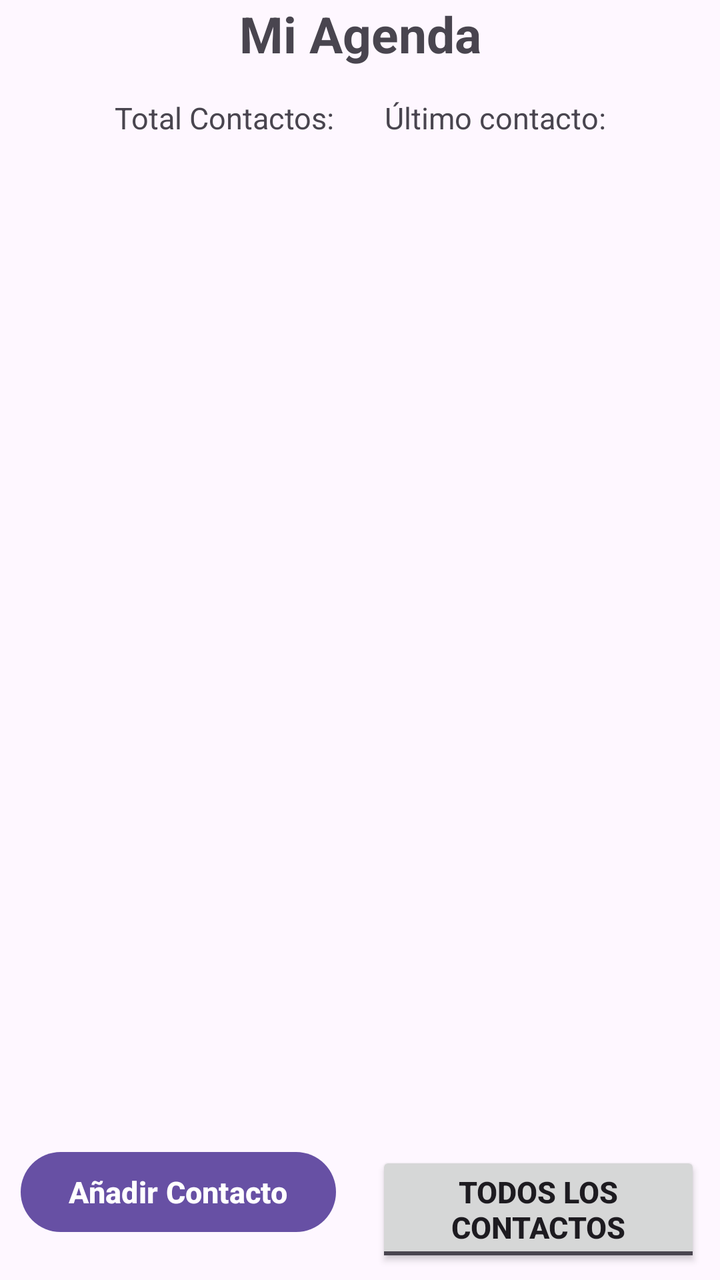
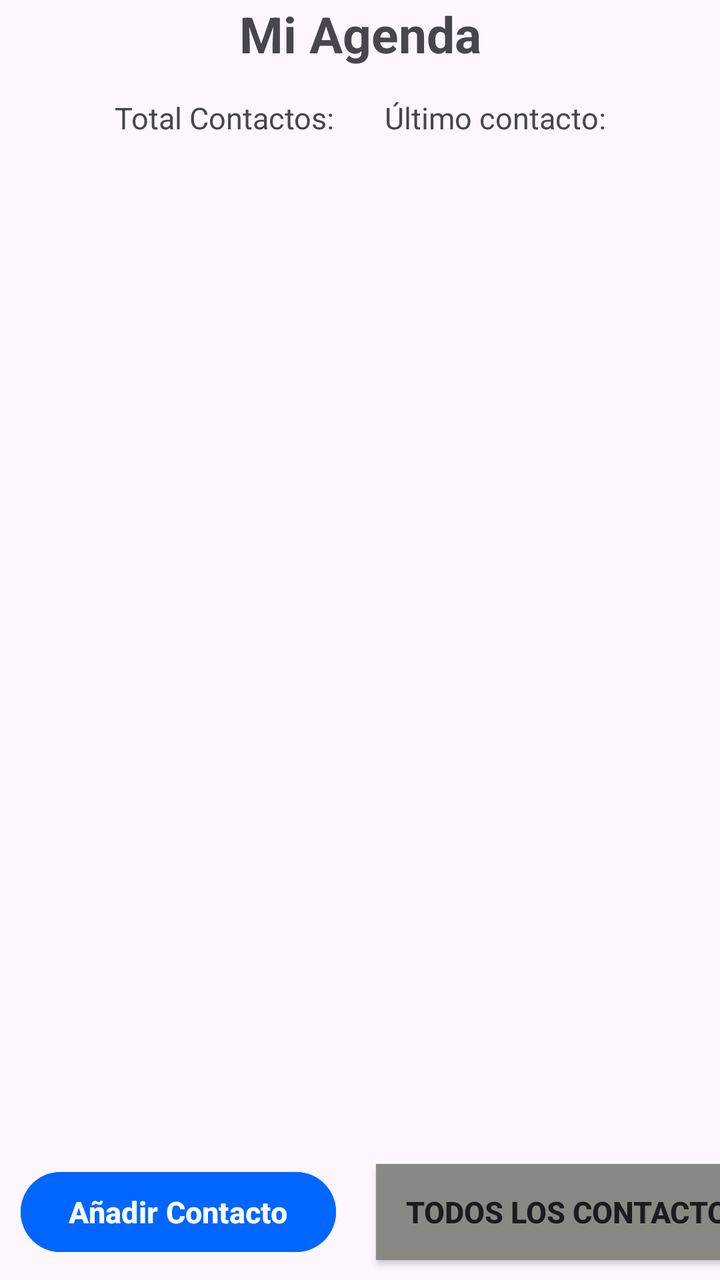

Before-and-after screenshots of an Android layout around one commit, followed by the original layout XML and the change that was made.
<!-- AndroidManifest.xml: application theme Theme.MiAgenda -->
<!-- res/layout/activity_main.xml -->
<?xml version="1.0" encoding="utf-8"?>
<androidx.constraintlayout.widget.ConstraintLayout xmlns:android="http://schemas.android.com/apk/res/android"
    xmlns:app="http://schemas.android.com/apk/res-auto"
    xmlns:tools="http://schemas.android.com/tools"
    android:id="@+id/main"
    android:layout_width="match_parent"
    android:layout_height="match_parent"
    tools:context=".MainActivity">

    <TextView
        android:id="@+id/title"
        android:layout_width="wrap_content"
        android:layout_height="wrap_content"
        android:text="@string/app_name"
        app:layout_constraintTop_toTopOf="parent"
        app:layout_constraintEnd_toEndOf="parent"
        app:layout_constraintStart_toStartOf="parent"
        android:textSize="25sp"
        android:textStyle="bold"
    />

    <LinearLayout
        android:id="@+id/infoLayout"
        android:layout_width="wrap_content"
        android:layout_height="wrap_content"
        app:layout_constraintStart_toStartOf="@+id/title"
        app:layout_constraintEnd_toEndOf="@+id/title"
        app:layout_constraintTop_toBottomOf="@+id/title"
        android:layout_margin="10dp"
        android:orientation="horizontal">

        <TextView
            android:id="@+id/contactos"
            android:layout_width="wrap_content"
            android:layout_height="wrap_content"
            android:text="@string/contacts"
            android:padding="5dp"
            android:textSize="15sp"
        />
        
        <TextView
            android:id="@+id/contacts_count"
            android:layout_width="wrap_content"
            android:layout_height="wrap_content"
            android:paddingStart="0dp"
            android:paddingEnd="10dp"
            android:textSize="15sp"
        />

        <TextView
            android:id="@+id/lastContactText"
            android:layout_width="wrap_content"
            android:layout_height="wrap_content"
            android:text="@string/last_contact_text"
            android:paddingStart="10dp"
            android:paddingEnd="5dp"
            android:textSize="15sp"
        />
        <TextView
            android:id="@+id/lastContact"
            android:layout_width="wrap_content"
            android:layout_height="wrap_content"
            android:textSize="15sp"
        />

    </LinearLayout>

    <LinearLayout
        android:id="@+id/buttonsLayout"
        android:layout_width="wrap_content"
        android:layout_height="wrap_content"
        app:layout_constraintStart_toStartOf="@+id/title"
        app:layout_constraintEnd_toEndOf="@+id/title"
        app:layout_constraintBottom_toBottomOf="parent">

        <Button
            android:id="@+id/addContact"
            android:layout_width="wrap_content"
            android:layout_height="wrap_content"
            android:text="@string/add_contact"
            android:textSize="15sp"
            android:textStyle="bold"
            android:layout_margin="10dp"
        />
        <ToggleButton
            android:id="@+id/only_favourites"
            android:layout_width="wrap_content"
            android:layout_height="wrap_content"
            android:textOff="@string/all_contacts"
            android:textOn="@string/only_favourites"
            android:textSize="15sp"
            android:textStyle="bold"
            android:checked="false"
            android:layout_margin="10dp"
        />

    </LinearLayout>

    <androidx.recyclerview.widget.RecyclerView
        android:id="@+id/recyclerContacts"
        android:layout_width="0dp"
        android:layout_height="0dp"
        app:layout_constraintTop_toBottomOf="@id/infoLayout"
        app:layout_constraintBottom_toTopOf="@id/buttonsLayout"
        app:layout_constraintStart_toStartOf="parent"
        app:layout_constraintEnd_toEndOf="parent"/>

</androidx.constraintlayout.widget.ConstraintLayout>
<!-- resources referenced by this layout -->
<resources>
  <string name="add_contact">Añadir Contacto</string>
  <string name="all_contacts">Todos los contactos</string>"
  <string name="app_name">Mi Agenda</string>
  <string name="contacts">Total Contactos: </string>
  <string name="last_contact_text">Último contacto: </string>
  <string name="only_favourites">Solo favoritos</string>
  <style name="Theme.MiAgenda" parent="Base.Theme.MiAgenda" />
  <style name="Base.Theme.MiAgenda" parent="Theme.Material3.DayNight.NoActionBar">
          
          
      </style>
</resources>

<!-- the commit's change to res/layout/activity_main.xml (unified diff, before → after) -->
@@ -78,16 +78,18 @@
             android:layout_width="wrap_content"
             android:layout_height="wrap_content"
             android:text="@string/add_contact"
+            android:backgroundTint="@color/blue"
             android:textSize="15sp"
             android:textStyle="bold"
             android:layout_margin="10dp"
         />
         <ToggleButton
             android:id="@+id/only_favourites"
-            android:layout_width="wrap_content"
+            android:layout_width="200dp"
             android:layout_height="wrap_content"
             android:textOff="@string/all_contacts"
             android:textOn="@string/only_favourites"
+            android:background="@drawable/toggle_button"
             android:textSize="15sp"
             android:textStyle="bold"
             android:checked="false"
<!-- resource entries referenced after the edit -->
@@ -1,5 +1,13 @@
 <!-- resources referenced by this layout -->
 <resources>
+  <color name="blue">#0066FF</color>
+  <!-- drawable toggle_button (drawable) -->
+  <?xml version="1.0" encoding="utf-8"?>
+  <selector xmlns:android="http://schemas.android.com/apk/res/android">
+  
+      <item android:state_checked="true" android:drawable="@color/yellow" />
+      <item android:state_checked="false" android:drawable="@color/lightGrey" />
+  </selector>
   <string name="add_contact">Añadir Contacto</string>
   <string name="all_contacts">Todos los contactos</string>"
   <string name="app_name">Mi Agenda</string>
@@ -7,6 +15,8 @@
   <string name="last_contact_text">Último contacto: </string>
   <string name="only_favourites">Solo favoritos</string>
   <style name="Theme.MiAgenda" parent="Base.Theme.MiAgenda" />
+  <color name="yellow">#FFDF00</color>
+  <color name="lightGrey">#8A8884</color>
   <style name="Base.Theme.MiAgenda" parent="Theme.Material3.DayNight.NoActionBar">
           
           
